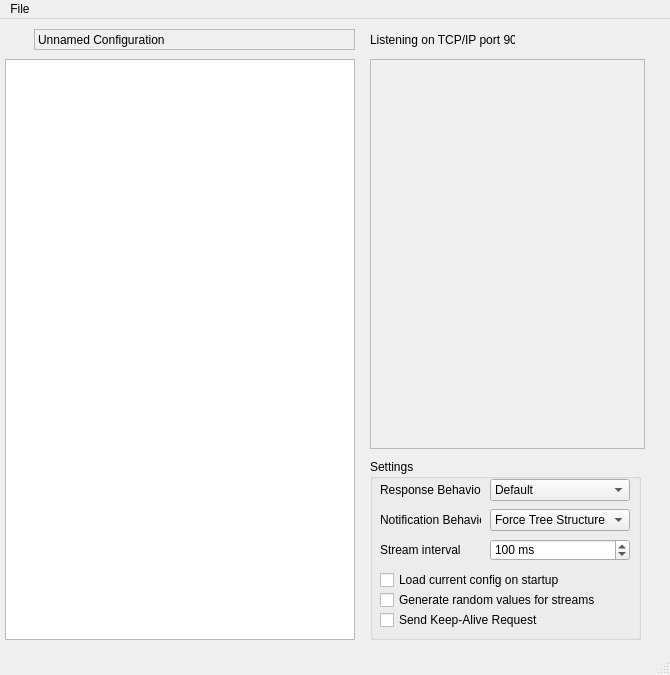
Before: the Qt Designer form tinyember/TinyEmberPlus/TinyEmberPlus.ui in Lawo/ember-plus, drawn with Qt 5.
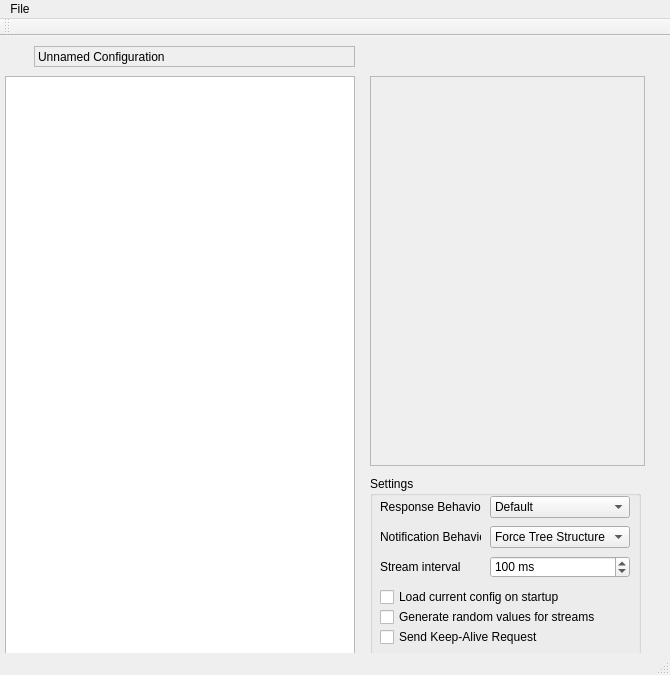
After: the same form once the commit is applied. Icons and pictures are not drawn.

The edit to the form file:
```diff
--- a/tinyember/TinyEmberPlus/TinyEmberPlus.ui
+++ b/tinyember/TinyEmberPlus/TinyEmberPlus.ui
@@ -310,19 +310,6 @@
      </property>
     </widget>
    </widget>
-   <widget class="QLabel" name="label_5">
-    <property name="geometry">
-     <rect>
-      <x>370</x>
-      <y>10</y>
-      <width>145</width>
-      <height>21</height>
-     </rect>
-    </property>
-    <property name="text">
-     <string>Listening on TCP/IP port 9000</string>
-    </property>
-   </widget>
   </widget>
   <widget class="QMenuBar" name="menuBar">
    <property name="geometry">
@@ -345,6 +332,14 @@
    </widget>
    <addaction name="menuFile"/>
   </widget>
+  <widget class="QToolBar" name="mainToolBar">
+   <attribute name="toolBarArea">
+    <enum>TopToolBarArea</enum>
+   </attribute>
+   <attribute name="toolBarBreak">
+    <bool>false</bool>
+   </attribute>
+  </widget>
   <widget class="QStatusBar" name="statusBar"/>
   <action name="actionSave_as">
    <property name="icon">
```
